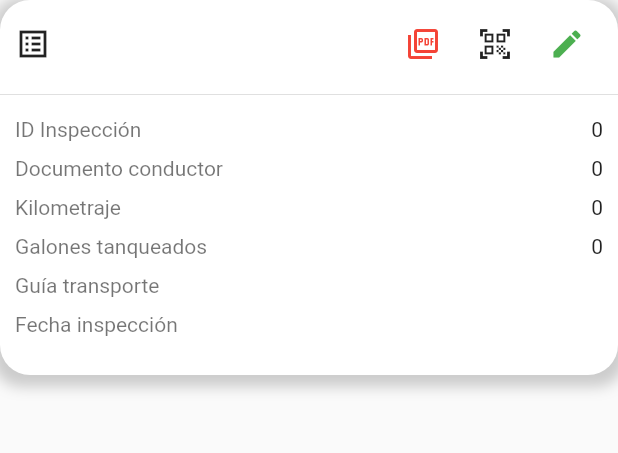
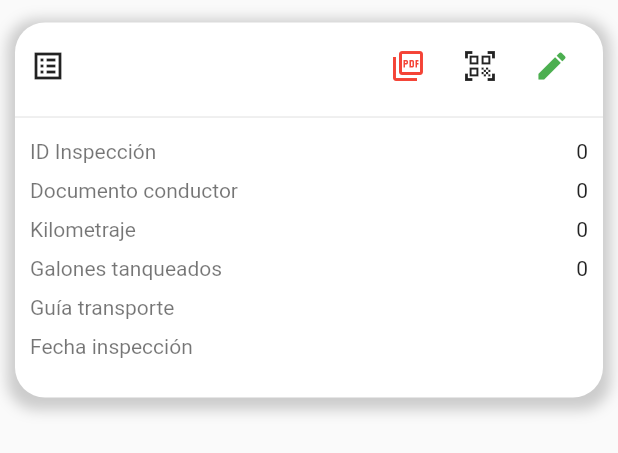
Before and after one commit to eadelson9602/app_qinspecting, a Flutter app: the CardInspeccionDesktop widget shown alone on an empty page, opened directly with empty values, on a phone screen of 412 x 824 dp. Shown: the top 453 px of the screen. Run offline on Flutter 3.47's test engine with Material 2 defaults, Android fonts, the phone set to English and light mode, and no system bars; drawn by our look-alikes of overlay_support; our stand-ins replace connectivity_plus, date_time_picker, dio, flutter_secure_storage, image_picker, pdf and 2 more; accounts and stored records are empty; project files that could hold a hidden picture were left out.

Commit message:
se agrega margin

```diff
--- a/lib/widgets/card_inspeccion_desktop.dart
+++ b/lib/widgets/card_inspeccion_desktop.dart
@@ -19,6 +19,7 @@ class CardInspeccionDesktop extends StatelessWidget {
     final inspeccionProvider = Provider.of<InspeccionProvider>(context);
     return Container(
       height: 250,
+      margin: EdgeInsets.symmetric(horizontal: 10, vertical: 15),
       width: double.infinity,
       decoration: BoxDecoration(
         color: Colors.white,
@@ -90,7 +91,7 @@ class CardInspeccionDesktop extends StatelessWidget {
                     ),
                     Expanded(
                       child: Text(
-                        '${resumenPreoperacional.id}',
+                        '${resumenPreoperacional.resuPreId}',
                         textAlign: TextAlign.end,
                       ),
                     ),
```
